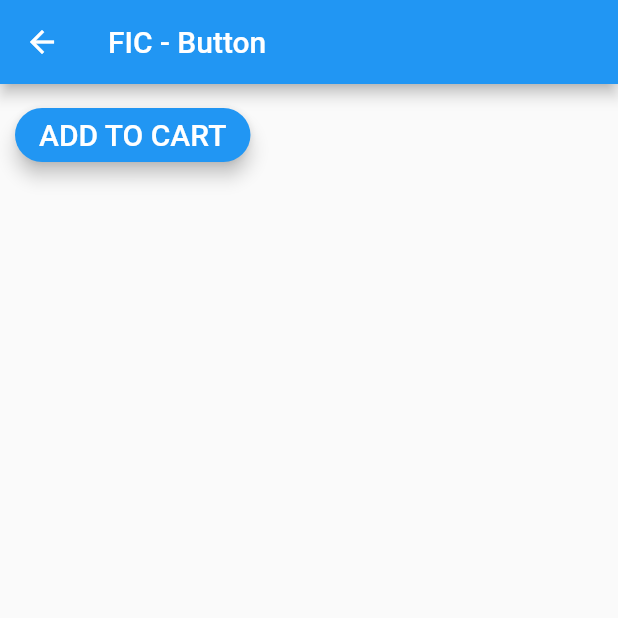
After one commit to C9Teenz/fic4_flutter_widgets_challenges, a Flutter app: the FICButtonWidget screen opened directly, on a phone screen of 412 x 824 dp, the top half of it. The commit adds this screen. Run offline on Flutter 3.47's test engine with Material 2 defaults, Android fonts, the phone set to English and light mode, and no system bars; our stand-ins replace flutter_svg.

Commit message:
basic widget

```diff
--- /dev/null
+++ b/lib/tugas/fic_basic_widget/fic_button_widget.dart
@@ -0,0 +1,41 @@
+import 'package:flutter/material.dart';
+
+class FICButtonWidget extends StatelessWidget {
+  const FICButtonWidget({Key? key}) : super(key: key);
+
+  @override
+  Widget build(BuildContext context) {
+    return Scaffold(
+      appBar: AppBar(
+        title: const Text("FIC - Button"),
+        actions: const [],
+      ),
+      body: Container(
+        padding: const EdgeInsets.all(10.0),
+        child: Column(
+          children: [
+            ElevatedButton(
+              onPressed: () {},
+              style: ElevatedButton.styleFrom(
+                backgroundColor: Colors.blue,
+                shape: RoundedRectangleBorder(
+                  borderRadius: BorderRadius.circular(20),
+                ),
+                shadowColor: Colors.grey[20],
+                elevation: 5.0,
+              ),
+              child: Text(
+                "Add To Cart".toUpperCase(),
+                style: const TextStyle(
+                  fontSize: 20,
+                  fontWeight: FontWeight.w500,
+                  color: Colors.white,
+                ),
+              ),
+            ),
+          ],
+        ),
+      ),
+    );
+  }
+}
```
Also changed, not shown: lib/tugas/fic_basic_form/fic_dialog_widget.dart (+4 -4 lines), lib/tugas/fic_basic_form/fic_form_widget.dart (+4 -4 lines), lib/tugas/fic_basic_widget/fic_circle_avatar_widget.dart (added, +46 -0 lines), lib/tugas/fic_basic_widget/fic_container_widget.dart (added, +30 -0 lines), lib/tugas/fic_basic_widget/fic_icon_widget.dart (added, +30 -0 lines), lib/tugas/fic_basic_widget/fic_image_widget.dart (added, +29 -0 lines), lib/tugas/fic_basic_widget/fic_text_widget.dart (added, +31 -0 lines).
